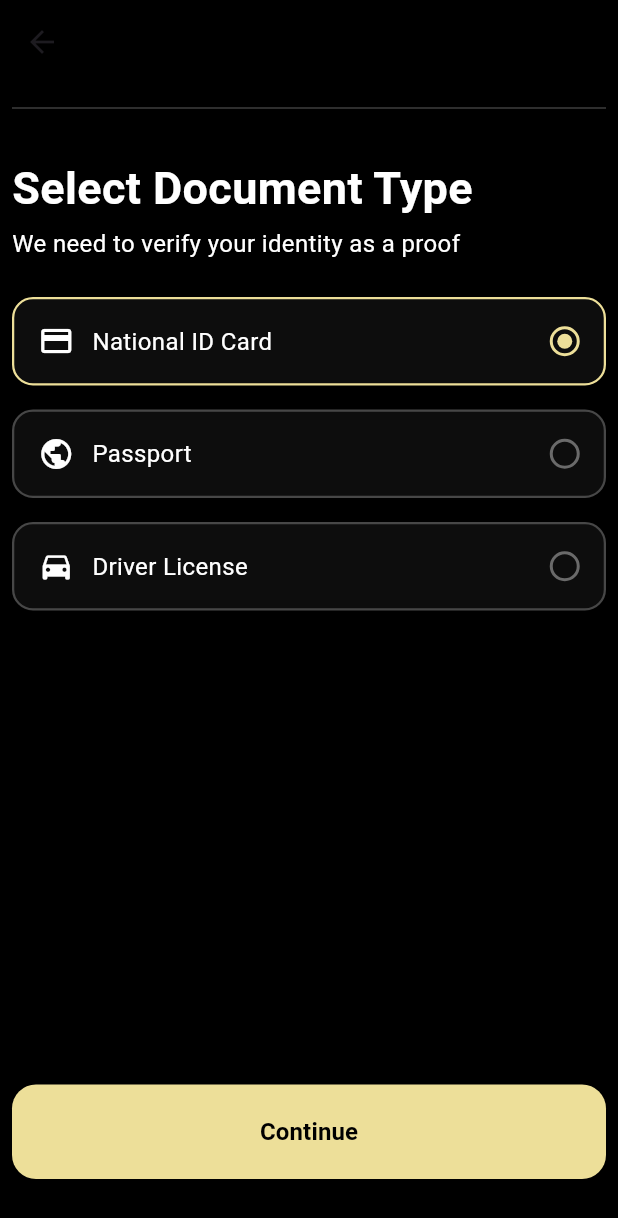
After one commit to Shraboniakter/partice, a Flutter app: the SelectDocumentTypeScreen screen opened by its route, on a phone screen of 412 x 824 dp. The commit adds this screen. Shown: the top 1218 px of the screen. Run offline on Flutter 3.47's test engine with Material 3 defaults, Android fonts, the phone set to English and light mode, and no system bars; our stand-ins replace flutter_riverpod, flutter_screenutil, google_fonts; Roboto replaces fonts that are missing (Agdasima).

Commit message:
state management use riverpod

```diff
--- /dev/null
+++ b/lib/core/global_widgets/DocumentCard.dart
@@ -0,0 +1,56 @@
+import 'package:flutter/material.dart';
+
+import 'RadioIndicator.dart';
+
+class DocumentCard extends StatelessWidget {
+  final String title;
+  final IconData icon;
+  final bool isSelected;
+  final VoidCallback onTap;
+
+  const DocumentCard({
+    super.key,
+    required this.title,
+    required this.icon,
+    required this.isSelected,
+    required this.onTap,
+  });
+
+  @override
+  Widget build(BuildContext context) {
+    return InkWell(
+      borderRadius: BorderRadius.circular(14),
+      onTap: onTap,
+      child: Container(
+        margin: const EdgeInsets.only(bottom: 16),
+        padding: const EdgeInsets.all(16),
+        decoration: BoxDecoration(
+          color: Colors.white.withOpacity(0.05),
+          borderRadius: BorderRadius.circular(14),
+          border: Border.all(
+            color: isSelected
+                ? const Color(0xffEDDF99)
+                : Colors.white24,
+            width: 1.5,
+          ),
+        ),
+        child: Row(
+          children: [
+            Icon(icon, color: Colors.white),
+            const SizedBox(width: 12),
+            Expanded(
+              child: Text(
+                title,
+                style: const TextStyle(
+                  color: Colors.white,
+                  fontSize: 16,
+                ),
+              ),
+            ),
+            RadioCircle(isSelected: isSelected),
+          ],
+        ),
+      ),
+    );
+  }
+}
--- /dev/null
+++ b/lib/core/global_widgets/RadioIndicator.dart
@@ -0,0 +1,37 @@
+
+import 'package:flutter/material.dart';
+
+class RadioCircle extends StatelessWidget {
+  final bool isSelected;
+
+  const RadioCircle({required this.isSelected});
+
+  @override
+  Widget build(BuildContext context) {
+    return Container(
+      width: 20,
+      height: 20,
+      decoration: BoxDecoration(
+        shape: BoxShape.circle,
+        border: Border.all(
+          color: isSelected
+              ? const Color(0xffEDDF99)
+              : Colors.white38,
+          width: 2,
+        ),
+      ),
+      child: isSelected
+          ? Center(
+        child: Container(
+          width: 10,
+          height: 10,
+          decoration: const BoxDecoration(
+            shape: BoxShape.circle,
+            color: Color(0xffEDDF99),
+          ),
+        ),
+      )
+          : null,
+    );
+  }
+}
--- a/lib/core/route/route.dart
+++ b/lib/core/route/route.dart
@@ -1,4 +1,8 @@
 import 'package:flutter/material.dart';
+import 'package:partice/feature/auth/presentation/screen/forgot_password_email_screen.dart';
+import 'package:partice/feature/auth/presentation/screen/forgot_password_phone_screen.dart';
+import 'package:partice/feature/auth/presentation/screen/login_screen.dart';
+import 'package:partice/feature/auth/presentation/screen/select_document_type_screen.dart';
 import '../../feature/home/onboardingScreen/view/onboarding_screen3.dart';
 import '../../feature/splash/splash_screen.dart';
 import '../../feature/home/onboardingScreen/view/onboarding_screen1.dart';
@@ -11,6 +15,10 @@ class AppRoutes {
   static const onboardingScreen2 = '/onboarding2';
   static const onboardingScreen3 = '/onboarding3';
   static const createAccountScreen = '/createAccount';
+  static const loginScreen = '/loginScreen';
+  static const select_document_type_screen = '/select_document_type_screen';
+  static const forgotPasswordEmailScreen = '/forgotPasswordEmailScreen ';
+  static const forgotPasswordPhoneScreen = '/forgotPasswordPhoneScreen ';
 
   static Map<String, WidgetBuilder> routes = {
     splash: (_) => SplashScreen(),
@@ -18,5 +26,9 @@ class AppRoutes {
     onboardingScreen2: (_) =>  OnboardingScreen2(),
     onboardingScreen3: (_) =>  OnboardingScreen3(),
     createAccountScreen: (_) => CreateAccountScreen(),
+    loginScreen: (_) => LoginScreen(),
+    select_document_type_screen : (_) => SelectDocumentTypeScreen(),
+    forgotPasswordEmailScreen : (_) =>ForgotPasswordEmailScreen(),
+    forgotPasswordPhoneScreen:(_) => ForgotPasswordPhoneScreen()
   };
 }
--- /dev/null
+++ b/lib/feature/auth/presentation/screen/select_document_type_screen.dart
@@ -0,0 +1,105 @@
+import 'package:flutter/material.dart';
+import 'package:flutter_riverpod/flutter_riverpod.dart';
+import 'package:flutter_riverpod/legacy.dart';
+import 'package:partice/core/global_widgets/Custom_text.dart';
+import '../../../../core/global_widgets/DocumentCard.dart';
+import '../../../../core/route/route.dart';
+
+final selectedDocumentProvider =
+StateProvider<String>((ref) => 'National ID Card');
+
+class SelectDocumentTypeScreen extends ConsumerWidget {
+  const SelectDocumentTypeScreen({super.key});
+
+  @override
+  Widget build(BuildContext context, WidgetRef ref) {
+    final selectedDoc = ref.watch(selectedDocumentProvider);
+
+    return Scaffold(
+      appBar: AppBar(),
+      body: SingleChildScrollView(
+        child: Padding(
+          padding: const EdgeInsets.all(8.0),
+          child: Column(
+            crossAxisAlignment: CrossAxisAlignment.start,
+            children: [
+              const Divider(color: Colors.white24, thickness: 1),
+              const SizedBox(height: 24),
+
+              CustomText(
+                text: "Select Document Type",
+                size: 30,
+                color: Colors.white,
+                fontWeight: FontWeight.bold,
+              ),
+              const SizedBox(height: 4),
+
+              CustomText(
+                text: "We need to verify your identity as a proof",
+                size: 16,
+                color: Colors.white,
+              ),
+              const SizedBox(height: 24),
+
+              /// ✅ Cards
+              DocumentCard(
+                title: 'National ID Card',
+                icon: Icons.credit_card,
+                isSelected: selectedDoc == 'National ID Card',
+                onTap: () {
+                  ref.read(selectedDocumentProvider.notifier).state =
+                  'National ID Card';
+                },
+              ),
+              DocumentCard(
+                title: 'Passport',
+                icon: Icons.public,
+                isSelected: selectedDoc == 'Passport',
+                onTap: () {
+                  ref.read(selectedDocumentProvider.notifier).state =
+                  'Passport';
+                },
+              ),
+              DocumentCard(
+                title: 'Driver License',
+                icon: Icons.directions_car,
+                isSelected: selectedDoc == 'Driver License',
+                onTap: () {
+                  ref.read(selectedDocumentProvider.notifier).state =
+                  'Driver License';
+                },
+              ),
+              SizedBox(height: 300),
+              SizedBox(
+                width: double.infinity,
+                child: ElevatedButton(
+                  onPressed: () {
+                    Navigator.pushNamed(
+                      context,
+                      AppRoutes.onboardingScreen2,
+                    );
+                  },
+                  style: ElevatedButton.styleFrom(
+                    backgroundColor: const Color(0xffEDDF99),
+                    shape: RoundedRectangleBorder(
+                      borderRadius: BorderRadius.circular(16),
+                    ),
+                    padding:
+                    const EdgeInsets.symmetric(vertical: 20),
+                  ),
+                  child: CustomText(
+                    text: "Continue",
+                    size: 16,
+                    color: Colors.black,
+                    fontWeight: FontWeight.w600,
+                  ),
+                ),
+              ),
+
+            ],
+          ),
+        ),
+      ),
+    );
+  }
+}
--- a/lib/main.dart
+++ b/lib/main.dart
@@ -27,7 +27,11 @@ class App extends StatelessWidget {
           initialRoute: AppRoutes.splash,
           routes: AppRoutes.routes,
           theme: ThemeData(
-            scaffoldBackgroundColor: Colors.black
+            scaffoldBackgroundColor: Colors.black,
+            appBarTheme: AppBarTheme(
+              backgroundColor: Colors.black,
+
+            )
           ),
         );
       },
```
Also changed, not shown: lib/core/global_widgets/Custom_textfield.dart (+3 -6 lines), lib/feature/auth/presentation/screen/create_account_screen.dart (+19 -1 lines), lib/feature/auth/presentation/screen/forgot_password_email_screen.dart (added, +105 -0 lines), lib/feature/auth/presentation/screen/forgot_password_phone_screen.dart (added, +105 -0 lines), lib/feature/auth/presentation/screen/login_screen.dart (added, +148 -0 lines).
